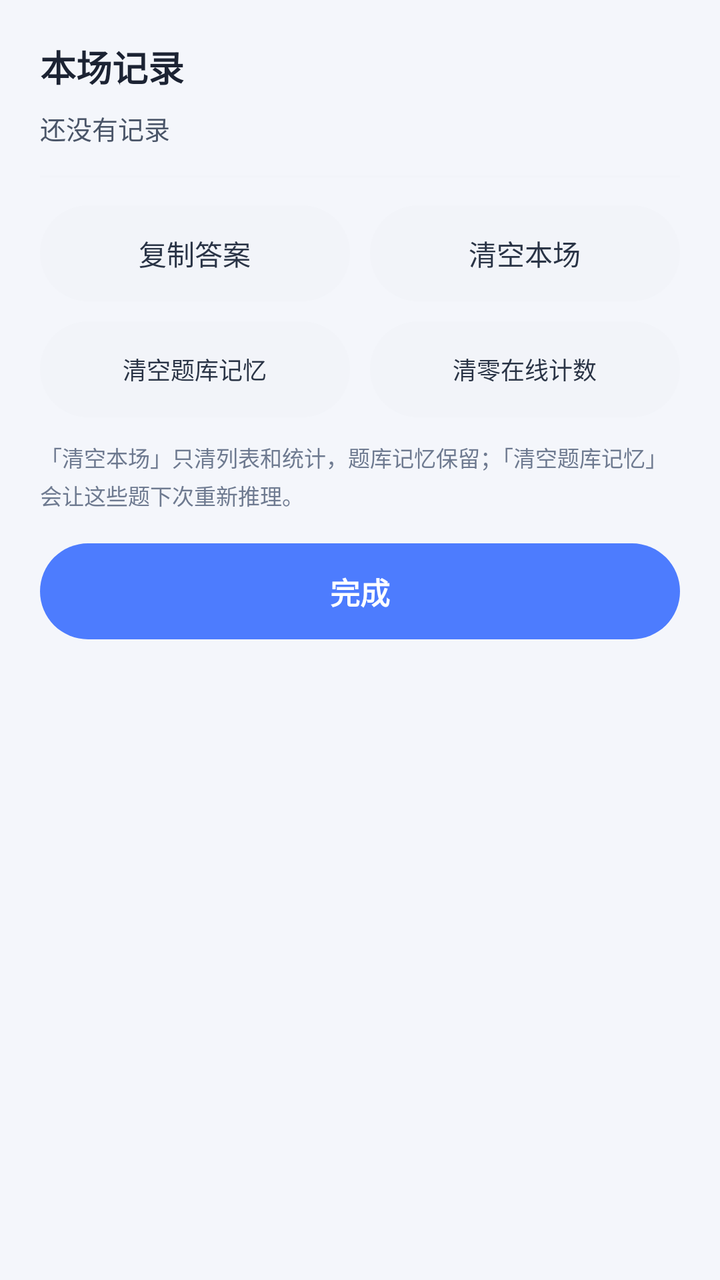
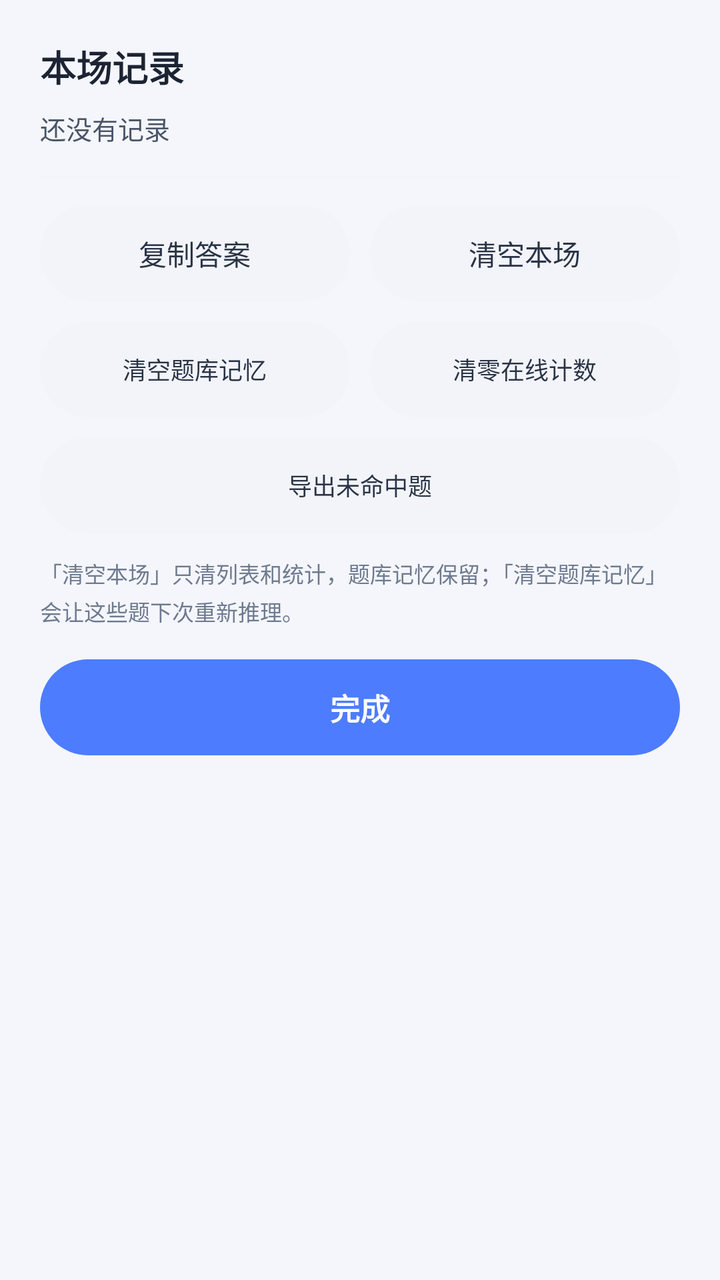

Screens rendered from an Android XML layout before and after an edit, with the pre-edit source and the edit as a unified diff.
<!-- AndroidManifest.xml: application theme AppTheme -->
<!-- res/layout/dialog_record.xml -->
<?xml version="1.0" encoding="utf-8"?>
<LinearLayout xmlns:android="http://schemas.android.com/apk/res/android"
    android:layout_width="match_parent"
    android:layout_height="wrap_content"
    android:orientation="vertical"
    android:paddingStart="20dp"
    android:paddingTop="20dp"
    android:paddingEnd="20dp"
    android:paddingBottom="16dp">

    <TextView
        android:layout_width="match_parent"
        android:layout_height="wrap_content"
        android:text="本场记录"
        android:textColor="@color/text_primary"
        android:textSize="18sp"
        android:textStyle="bold" />

    <TextView
        android:id="@+id/tvSession"
        android:layout_width="match_parent"
        android:layout_height="wrap_content"
        android:layout_marginTop="8dp"
        android:lineSpacingExtra="4dp"
        android:text="还没有记录"
        android:textColor="@color/text_secondary"
        android:textSize="13sp" />

    <View style="@style/DialogDivider" />

    <LinearLayout
        android:layout_width="match_parent"
        android:layout_height="wrap_content"
        android:orientation="horizontal">

        <Button
            android:id="@+id/btnCopy"
            style="@style/SecondaryButton"
            android:layout_width="0dp"
            android:layout_weight="1"
            android:text="复制答案" />

        <Button
            android:id="@+id/btnClearSession"
            style="@style/SecondaryButton"
            android:layout_width="0dp"
            android:layout_marginStart="10dp"
            android:layout_weight="1"
            android:text="清空本场" />
    </LinearLayout>

    <LinearLayout
        android:layout_width="match_parent"
        android:layout_height="wrap_content"
        android:layout_marginTop="10dp"
        android:orientation="horizontal">

        <Button
            android:id="@+id/btnClearBank"
            style="@style/SecondaryButton"
            android:layout_width="0dp"
            android:layout_weight="1"
            android:text="清空题库记忆"
            android:textSize="12sp" />

        <Button
            android:id="@+id/btnResetCalls"
            style="@style/SecondaryButton"
            android:layout_width="0dp"
            android:layout_marginStart="10dp"
            android:layout_weight="1"
            android:text="清零在线计数"
            android:textSize="12sp" />
    </LinearLayout>

    <TextView
        android:layout_width="match_parent"
        android:layout_height="wrap_content"
        android:layout_marginTop="12dp"
        android:lineSpacingExtra="3dp"
        android:text="「清空本场」只清列表和统计，题库记忆保留；「清空题库记忆」会让这些题下次重新推理。"
        android:textColor="@color/text_hint"
        android:textSize="11sp" />

    <Button
        android:id="@+id/btnCloseRecord"
        style="@style/PrimaryButton"
        android:layout_marginTop="16dp"
        android:text="完成" />
</LinearLayout>
<!-- resources referenced by this layout -->
<resources>
  <color name="text_hint">#6E7A90</color>
  <color name="text_primary">#1C2333</color>
  <color name="text_secondary">#4A5568</color>
  <style name="DialogDivider">
          <item name="android:layout_width">match_parent</item>
          <item name="android:layout_height">1dp</item>
          <item name="android:layout_marginTop">14dp</item>
          <item name="android:layout_marginBottom">14dp</item>
          <item name="android:background">@color/divider</item>
      </style>
  <style name="PrimaryButton">
          <item name="android:layout_width">match_parent</item>
          <item name="android:layout_height">48dp</item>
          <item name="android:background">@drawable/btn_primary</item>
          <item name="android:textColor">#FFFFFF</item>
          <item name="android:textSize">15sp</item>
          <item name="android:textStyle">bold</item>
          <item name="android:textAllCaps">false</item>
          <item name="android:minHeight">0dp</item>
          <item name="android:minWidth">0dp</item>
          <item name="android:stateListAnimator">@null</item>
          <item name="android:letterSpacing">0</item>
      </style>
  <style name="SecondaryButton">
          <item name="android:layout_width">match_parent</item>
          <item name="android:layout_height">48dp</item>
          <item name="android:background">@drawable/btn_secondary</item>
          <item name="android:textColor">@color/text_body</item>
          <item name="android:textSize">14sp</item>
          <item name="android:textAllCaps">false</item>
          <item name="android:minHeight">0dp</item>
          <item name="android:minWidth">0dp</item>
          <item name="android:stateListAnimator">@null</item>
          <item name="android:letterSpacing">0</item>
      </style>
  <color name="divider">#F2F4F9</color>
  <!-- drawable btn_primary (drawable) -->
  <?xml version="1.0" encoding="utf-8"?>
  <selector xmlns:android="http://schemas.android.com/apk/res/android">
      <item android:state_pressed="true">
          <shape android:shape="rectangle">
              <solid android:color="@color/primary_deep" />
              <corners android:radius="24dp" />
          </shape>
      </item>
      <item>
          <shape android:shape="rectangle">
              <solid android:color="@color/primary" />
              <corners android:radius="24dp" />
          </shape>
      </item>
  </selector>
  <!-- drawable btn_secondary (drawable) -->
  <?xml version="1.0" encoding="utf-8"?>
  <selector xmlns:android="http://schemas.android.com/apk/res/android">
      <item android:state_pressed="true">
          <shape android:shape="rectangle">
              <solid android:color="@color/stroke" />
              <corners android:radius="24dp" />
          </shape>
      </item>
      <item>
          <shape android:shape="rectangle">
              <solid android:color="@color/bg_field" />
              <corners android:radius="24dp" />
          </shape>
      </item>
  </selector>
  <color name="text_body">#2A3446</color>
  <color name="bg_page">#F4F6FB</color>
  <color name="brand">#4D7CFE</color>
  <color name="brand_ripple">#1A4D7CFE</color>
  <color name="primary_deep">#2F5FE0</color>
  <color name="primary">#4D7CFE</color>
  <color name="stroke">#E6EAF2</color>
  <color name="bg_field">#F2F4F9</color>
  <!-- unchanged entries left out for length: 1 -->
</resources>

<!-- the commit's change to res/layout/dialog_record.xml (unified diff, before → after) -->
@@ -73,6 +73,13 @@
             android:textSize="12sp" />
     </LinearLayout>
 
+    <Button
+        android:id="@+id/btnExportMiss"
+        style="@style/SecondaryButton"
+        android:layout_marginTop="10dp"
+        android:text="导出未命中题"
+        android:textSize="12sp" />
+
     <TextView
         android:layout_width="match_parent"
         android:layout_height="wrap_content"
@@ -82,6 +89,16 @@
         android:textColor="@color/text_hint"
         android:textSize="11sp" />
 
+    <TextView
+        android:id="@+id/tvMissHint"
+        android:layout_width="match_parent"
+        android:layout_height="wrap_content"
+        android:layout_marginTop="6dp"
+        android:lineSpacingExtra="3dp"
+        android:textColor="@color/text_hint"
+        android:textSize="11sp"
+        android:visibility="gone" />
+
     <Button
         android:id="@+id/btnCloseRecord"
         style="@style/PrimaryButton"
